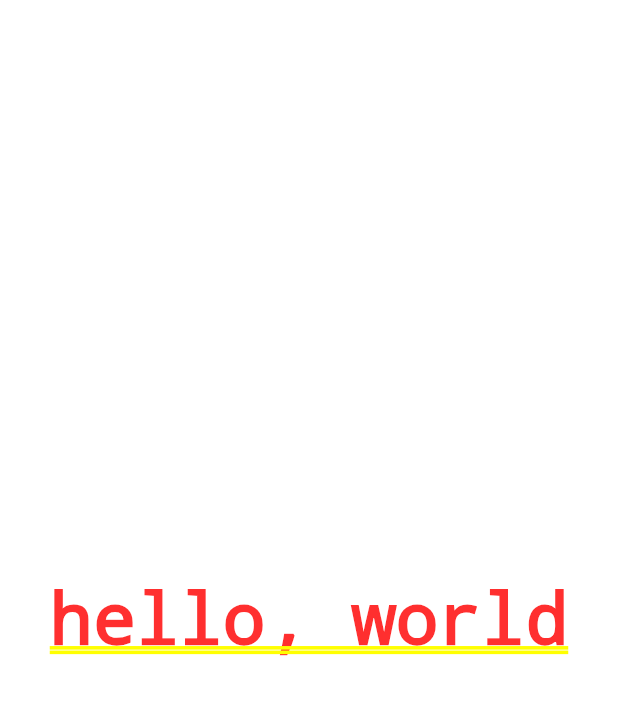
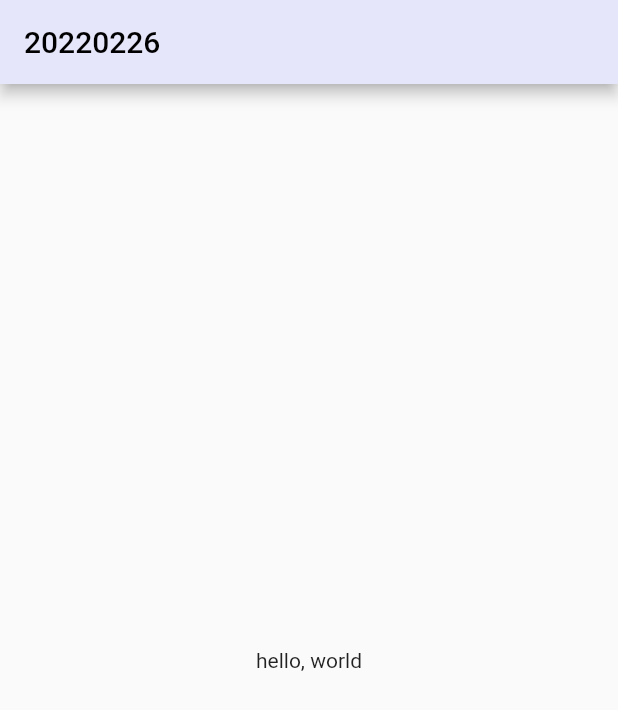
Before and after one commit to kyuuki/helloworld_flutter_20220226, a Flutter app: the screen it shows after launch, on a phone screen of 412 x 824 dp. Shown: the top 710 px of the screen. Run offline on Flutter 3.47's test engine with Material 2 defaults, Android fonts, the phone set to English and light mode, and no system bars.

Commit message:
Using Scaffold and change theme

```diff
--- a/lib/my_app.dart
+++ b/lib/my_app.dart
@@ -3,15 +3,41 @@ import 'package:flutter/material.dart';
 class MyApp extends StatelessWidget {
   const MyApp({Key? key}) : super(key: key);
 
-  static const String _title = 'Hello, world!';
+  static const String _title = '20220226';
 
   @override
   Widget build(BuildContext context) {
-    return const MaterialApp(
-      title: _title,  // What is this? (https://stackoverflow.com/questions/50615006/flutter-where-is-the-title-of-material-app-used)
-      home: Center(
-        child: Text("hello, world")
+    return MaterialApp(
+      title: _title,  // What is this (https://stackoverflow.com/questions/50615006/flutter-where-is-the-title-of-material-app-used)
+
+      theme: ThemeData(
+        primarySwatch: myMaterialColor,
+      ),
+      darkTheme: ThemeData.dark(),
+
+      home: Scaffold(
+        appBar: AppBar(title: const Text(_title)),
+        body: const Center(
+          child: Text("hello, world"),
+        ),
       )
     );
   }
+
+  static const MaterialColor myMaterialColor = MaterialColor(
+    _myPrimaryValue,
+    <int, Color>{
+      50: Color(0xFFF3E5F5),
+      100: Color(0xFFE1BEE7),
+      200: Color(0xFFCE93D8),
+      300: Color(0xFFBA68C8),
+      400: Color(0xFFAB47BC),
+      500: Color(_myPrimaryValue),
+      600: Color(0xFF8E24AA),
+      700: Color(0xFF7B1FA2),
+      800: Color(0xFF6A1B9A),
+      900: Color(0xFF4A148C),
+    },
+  );
+  static const int _myPrimaryValue = 0xFFE6E6FA;
 }
```
